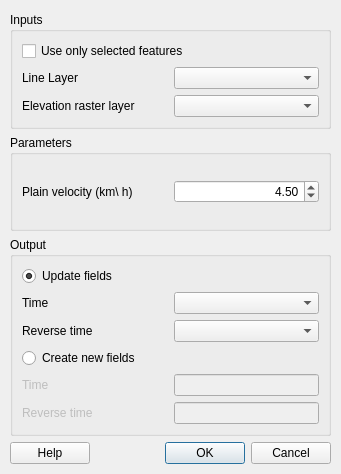
This is ui_walkingtime.ui in SrNetoChan/WalkingTime as Qt 5 draws it before an edit. The edited form follows.
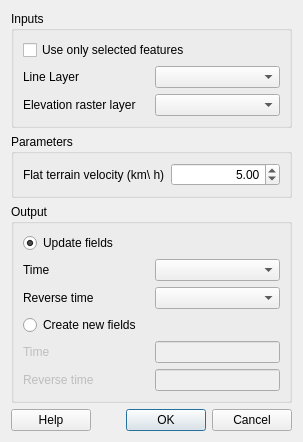
This is the edited form.

```diff
--- a/ui_walkingtime.ui
+++ b/ui_walkingtime.ui
@@ -6,22 +6,24 @@
    <rect>
     <x>0</x>
     <y>0</y>
-    <width>341</width>
-    <height>474</height>
+    <width>303</width>
+    <height>396</height>
    </rect>
   </property>
+  <property name="sizePolicy">
+   <sizepolicy hsizetype="Expanding" vsizetype="Preferred">
+    <horstretch>0</horstretch>
+    <verstretch>0</verstretch>
+   </sizepolicy>
+  </property>
   <property name="windowTitle">
    <string>WalkingTime</string>
   </property>
-  <widget class="QWidget" name="layoutWidget">
-   <property name="geometry">
-    <rect>
-     <x>10</x>
-     <y>12</y>
-     <width>321</width>
-     <height>452</height>
-    </rect>
-   </property>
+  <property name="sizeGripEnabled">
+   <bool>false</bool>
+  </property>
+  <layout class="QGridLayout" name="gridLayout_5">
+   <item row="0" column="0">
    <layout class="QGridLayout" name="gridLayout_4">
     <item row="0" column="0" colspan="2">
      <widget class="QGroupBox" name="groupBox_inputs">
@@ -29,6 +31,9 @@
        <string>Inputs</string>
       </property>
       <layout class="QGridLayout" name="gridLayout">
+        <item row="2" column="1">
+         <widget class="QComboBox" name="comboBox_elevation_layer"/>
+        </item>
        <item row="1" column="0">
         <widget class="QLabel" name="label">
          <property name="text">
@@ -36,12 +41,6 @@
          </property>
         </widget>
        </item>
-       <item row="2" column="1">
-        <widget class="QComboBox" name="comboBox_elevation_layer"/>
-       </item>
-       <item row="1" column="1">
-        <widget class="QComboBox" name="comboBox_line_layer"/>
-       </item>
        <item row="2" column="0">
         <widget class="QLabel" name="label_2">
          <property name="text">
@@ -56,6 +55,16 @@
          </property>
         </widget>
        </item>
+        <item row="1" column="1">
+         <widget class="QComboBox" name="comboBox_line_layer">
+          <property name="sizePolicy">
+           <sizepolicy hsizetype="Preferred" vsizetype="Fixed">
+            <horstretch>0</horstretch>
+            <verstretch>0</verstretch>
+           </sizepolicy>
+          </property>
+         </widget>
+        </item>
       </layout>
      </widget>
     </item>
@@ -68,7 +77,7 @@
        <item row="0" column="0">
         <widget class="QLabel" name="label_5">
          <property name="text">
-          <string>Plain velocity (km\ h)</string>
+           <string>Flat terrain velocity (km\ h)</string>
          </property>
         </widget>
        </item>
@@ -87,7 +96,7 @@
           <double>0.100000000000000</double>
          </property>
          <property name="value">
-          <double>4.500000000000000</double>
+           <double>5.000000000000000</double>
          </property>
         </widget>
        </item>
@@ -207,7 +216,8 @@
      </widget>
     </item>
    </layout>
-  </widget>
+   </item>
+  </layout>
  </widget>
  <resources/>
  <connections>
```
Left out of the diff: 136 changed lines with no effect on the pictures. Lines whose indentation alone changed are shown as unchanged.
